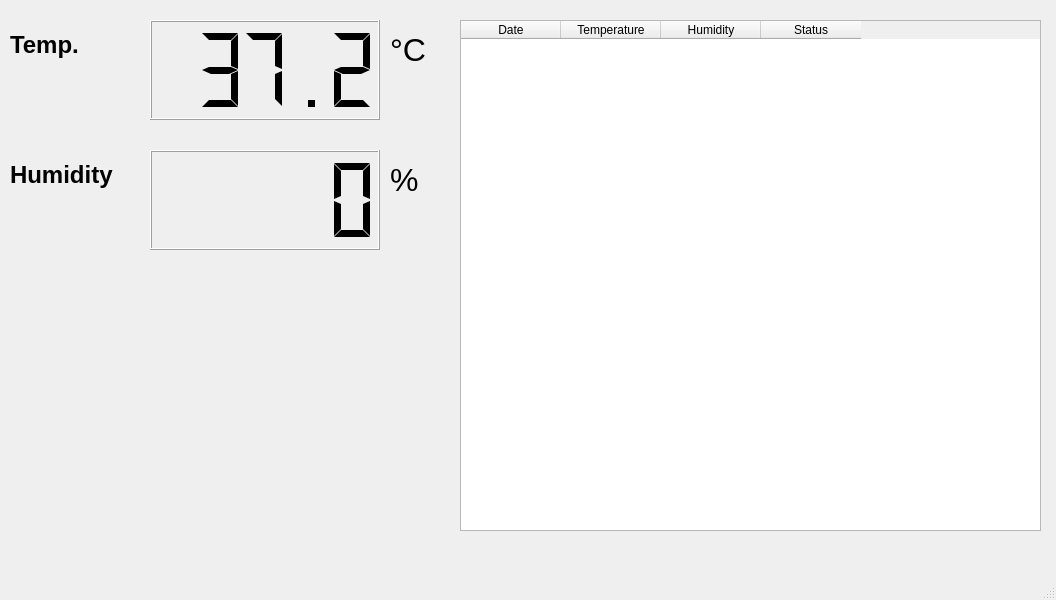
aw751020/RaspberryPi_HTsensor_display, file HTsensor_record.ui: the form before one commit.
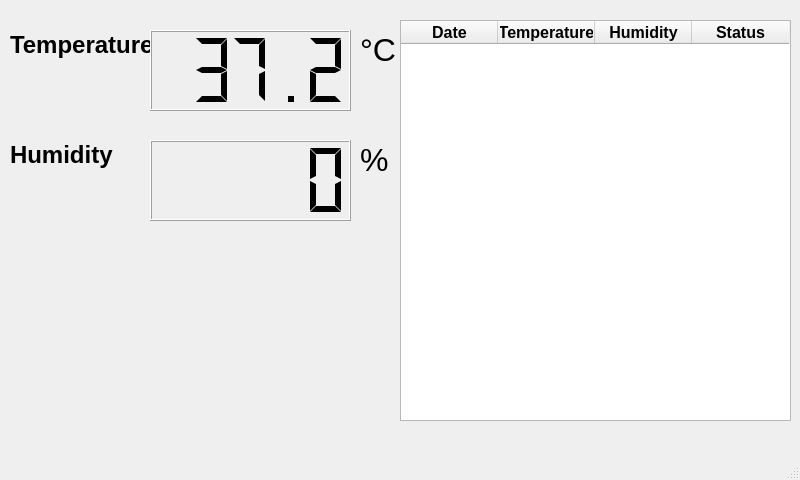
The form after the commit.

What changed in the file:
```diff
--- a/HTsensor_record.ui
+++ b/HTsensor_record.ui
@@ -6,10 +6,22 @@
    <rect>
     <x>0</x>
     <y>0</y>
-    <width>1056</width>
-    <height>600</height>
+    <width>800</width>
+    <height>480</height>
    </rect>
   </property>
+  <property name="minimumSize">
+   <size>
+    <width>800</width>
+    <height>480</height>
+   </size>
+  </property>
+  <property name="maximumSize">
+   <size>
+    <width>800</width>
+    <height>480</height>
+   </size>
+  </property>
   <property name="windowTitle">
    <string>Temperature &amp; Humidity display</string>
   </property>
@@ -24,14 +36,14 @@
      </rect>
     </property>
     <property name="text">
-     <string>&lt;html&gt;&lt;head/&gt;&lt;body&gt;&lt;p&gt;&lt;span style=&quot; font-size:18pt; font-weight:600;&quot;&gt;Temp.&lt;/span&gt;&lt;/p&gt;&lt;/body&gt;&lt;/html&gt;</string>
+     <string>&lt;html&gt;&lt;head/&gt;&lt;body&gt;&lt;p&gt;&lt;span style=&quot; font-size:18pt; font-weight:600;&quot;&gt;Temperature&lt;/span&gt;&lt;/p&gt;&lt;/body&gt;&lt;/html&gt;</string>
     </property>
    </widget>
    <widget class="QLabel" name="HumidityLabel">
     <property name="geometry">
      <rect>
       <x>10</x>
-      <y>150</y>
+      <y>130</y>
       <width>141</width>
       <height>51</height>
      </rect>
@@ -44,9 +56,9 @@
     <property name="geometry">
      <rect>
       <x>150</x>
-      <y>20</y>
-      <width>230</width>
-      <height>100</height>
+      <y>30</y>
+      <width>201</width>
+      <height>81</height>
      </rect>
     </property>
     <property name="smallDecimalPoint">
@@ -63,9 +75,9 @@
     <property name="geometry">
      <rect>
       <x>150</x>
-      <y>150</y>
-      <width>230</width>
-      <height>100</height>
+      <y>140</y>
+      <width>201</width>
+      <height>81</height>
      </rect>
     </property>
     <property name="segmentStyle">
@@ -75,37 +87,77 @@
    <widget class="QTableWidget" name="tableWidget">
     <property name="geometry">
      <rect>
-      <x>460</x>
+      <x>400</x>
       <y>20</y>
-      <width>581</width>
-      <height>511</height>
+      <width>391</width>
+      <height>401</height>
      </rect>
     </property>
+    <property name="maximumSize">
+     <size>
+      <width>1600</width>
+      <height>16777215</height>
+     </size>
+    </property>
+    <attribute name="horizontalHeaderCascadingSectionResizes">
+     <bool>true</bool>
+    </attribute>
+    <attribute name="horizontalHeaderDefaultSectionSize">
+     <number>97</number>
+    </attribute>
     <column>
      <property name="text">
       <string>Date</string>
      </property>
+     <property name="font">
+      <font>
+       <pointsize>12</pointsize>
+       <weight>75</weight>
+       <bold>true</bold>
+      </font>
+     </property>
     </column>
     <column>
      <property name="text">
       <string>Temperature</string>
      </property>
+     <property name="font">
+      <font>
+       <pointsize>12</pointsize>
+       <weight>75</weight>
+       <bold>true</bold>
+      </font>
+     </property>
     </column>
     <column>
      <property name="text">
       <string>Humidity</string>
      </property>
+     <property name="font">
+      <font>
+       <pointsize>12</pointsize>
+       <weight>75</weight>
+       <bold>true</bold>
+      </font>
+     </property>
     </column>
     <column>
      <property name="text">
       <string>Status</string>
      </property>
+     <property name="font">
+      <font>
+       <pointsize>12</pointsize>
+       <weight>75</weight>
+       <bold>true</bold>
+      </font>
+     </property>
     </column>
    </widget>
    <widget class="QLabel" name="TemperatureLabel_2">
     <property name="geometry">
      <rect>
-      <x>390</x>
+      <x>360</x>
       <y>20</y>
       <width>61</width>
       <height>61</height>
@@ -122,8 +174,8 @@
    <widget class="QLabel" name="TemperatureLabel_3">
     <property name="geometry">
      <rect>
-      <x>390</x>
-      <y>150</y>
+      <x>360</x>
+      <y>130</y>
       <width>61</width>
       <height>61</height>
      </rect>
```
Left out of the diff: 2 changed lines with no effect on the pictures.
